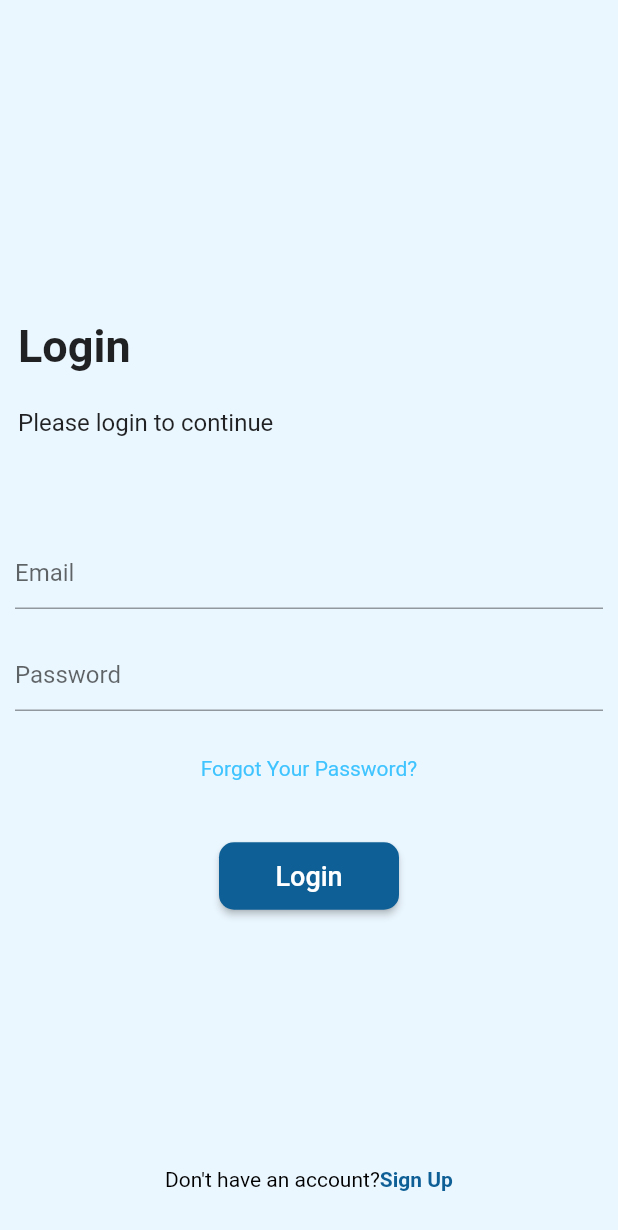
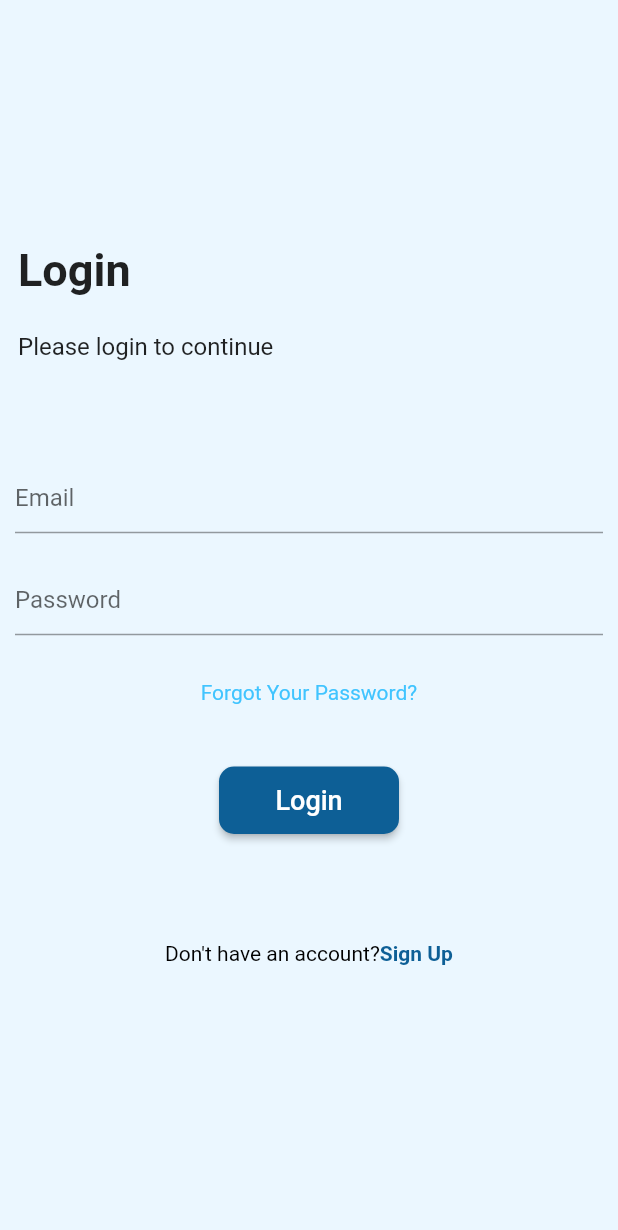
Before and after one commit to MAP-2021-2022-Dream-Team/project-progress, a Flutter app: the screen it shows after launch, after a tap on "Login", on a phone screen of 412 x 824 dp. Shown: the top 1230 px of the screen. Run offline on Flutter 3.47's test engine with Material 2 defaults, Android fonts, the phone set to English and light mode, and no system bars; our stand-ins replace cloud_firestore, firebase_auth, firebase_core, hexcolor; accounts and stored records are empty; network calls fail.

Commit message:
login auth splash screen add #1

```diff
--- a/Sprint 1/pharmamed/lib/main.dart
+++ b/Sprint 1/pharmamed/lib/main.dart
@@ -1,6 +1,7 @@
 import 'package:firebase_core/firebase_core.dart';
 import 'package:flutter/material.dart';
-import 'package:pharmamed/screens/login/loginScreen.dart';
+import 'package:pharmamed/app/route.dart';
+import 'package:pharmamed/screens/login/login_Screen.dart';
 
 void main() async {
   WidgetsFlutterBinding.ensureInitialized();
@@ -28,7 +29,7 @@ class MyApp extends StatelessWidget {
         // is not restarted.
         primarySwatch: Colors.blue,
       ),
-      home: const Login(),
+      home: Login(),
     );
   }
 }
--- a/Sprint 1/pharmamed/lib/screens/login/loginScreen.dart
+++ b/Sprint 1/pharmamed/lib/screens/login/login_Screen.dart
@@ -2,7 +2,9 @@
 
 import 'package:flutter/material.dart';
 import 'package:hexcolor/hexcolor.dart';
-import 'package:pharmamed/screens/login/textField.dart';
+import 'package:pharmamed/app/route.dart';
+import 'package:pharmamed/screens/login/login_body.dart';
+import 'package:pharmamed/screens/login/login_viewModel.dart';
 
 class Login extends StatefulWidget {
   const Login({Key? key}) : super(key: key);
@@ -17,14 +19,14 @@ class _LoginState extends State<Login> {
     return Scaffold(
       backgroundColor: HexColor('#EBF7FF'),
       body: Column(
-        mainAxisAlignment: MainAxisAlignment.end,
+        mainAxisAlignment: MainAxisAlignment.center,
         children: [
-          Body.headerTxt(),
-          Body.instructionTxt(),
-          Body.txtField(),
-          Body.forgotPassText(),
-          Body.button(),
-          Body.signupText()
+          LoginBody.headerTxt(),
+          LoginBody.instructionTxt(),
+          LoginBody.txtField(),
+          LoginBody.forgotPassText(),
+          LoginBody.button(context),
+          LoginBody.signupText(),
         ],
       ),
     );
--- a/Sprint 1/pharmamed/lib/screens/login/textField.dart
+++ b/Sprint 1/pharmamed/lib/screens/login/login_body.dart
@@ -3,9 +3,10 @@
 import 'package:flutter/gestures.dart';
 import 'package:flutter/material.dart';
 import 'package:hexcolor/hexcolor.dart';
-import 'package:url_launcher/url_launcher.dart';
+import 'package:pharmamed/screens/login/login_viewModel.dart';
+import 'package:pharmamed/services/login_services/login_service.dart';
 
-class Body {
+class LoginBody {
   static final ButtonStyle raisedButtonStyle = ElevatedButton.styleFrom(
     onPrimary: Colors.white,
     primary: HexColor('#0D5F96'),
@@ -21,17 +22,19 @@ class Body {
       padding: const EdgeInsets.only(top: 45),
       child: Column(
         mainAxisAlignment: MainAxisAlignment.center,
-        children: const [
+        children: [
           Padding(
-              padding: EdgeInsets.all(10),
+              padding: const EdgeInsets.all(10),
               child: TextField(
-                decoration: InputDecoration(hintText: 'Email'),
+                decoration: const InputDecoration(hintText: 'Email'),
+                controller: LoginViewModel.emailController,
               )),
           Padding(
-              padding: EdgeInsets.all(10),
+              padding: const EdgeInsets.all(10),
               child: TextField(
-                decoration: InputDecoration(hintText: 'Password'),
+                decoration: const InputDecoration(hintText: 'Password'),
                 obscureText: true,
+                controller: LoginViewModel.passwordController,
               ))
         ],
       ),
@@ -64,12 +67,14 @@ class Body {
     );
   }
 
-  static Widget button() {
+  static Widget button(BuildContext context) {
     return Padding(
       padding: const EdgeInsets.all(20.0),
       child: ElevatedButton(
           style: raisedButtonStyle,
-          onPressed: () {},
+          onPressed: () {
+            LoginViewModel.login(context);
+          },
           child: const Text(
             'Login',
             style: TextStyle(fontSize: 18),
@@ -96,7 +101,7 @@ class Body {
 
   static Widget signupText() {
     return Padding(
-      padding: const EdgeInsets.only(top: 150, bottom: 30),
+      padding: const EdgeInsets.only(top: 50, bottom: 30),
       child: RichText(
         text: TextSpan(children: [
           const TextSpan(
--- /dev/null
+++ b/Sprint 1/pharmamed/lib/screens/login/login_viewModel.dart
@@ -0,0 +1,46 @@
+// ignore_for_file: file_names
+
+import 'package:firebase_auth/firebase_auth.dart';
+import 'package:flutter/material.dart';
+import 'package:pharmamed/models/users.dart';
+import 'package:pharmamed/screens/buyer_landing_page/buyer_landing_screen.dart';
+import 'package:pharmamed/screens/seller_landing_lage/seller_landing_screen.dart';
+import 'package:pharmamed/services/login_services/login_service.dart';
+import 'package:cloud_firestore/cloud_firestore.dart';
+
+class LoginViewModel {
+  static final emailController = TextEditingController();
+  static final passwordController = TextEditingController();
+
+  static void login(BuildContext context) async {
+    try {
+      final newUser = LoginService.signIn();
+
+      if (newUser != null) {
+        final String user = FirebaseAuth.instance.currentUser!.uid;
+
+        final doc = await FirebaseFirestore.instance.doc('user/$user').get();
+        final users = Users.fromJson(doc.data()!);
+
+        if (users.role == "buyer") {
+          Navigator.push(
+              context,
+              MaterialPageRoute(
+                builder: (context) => BuyerLandingPage(),
+              ));
+          // Routers.route(Routers.buyerLandingPath, context);
+        } else if (users.role == "seller") {
+          Navigator.push(
+              context,
+              MaterialPageRoute(
+                builder: (context) => SellerLandingPage(),
+              ));
+        }
+      } else {
+        print('failed');
+      }
+    } catch (e) {
+      print(e.toString());
+    }
+  }
+}
--- /dev/null
+++ b/Sprint 1/pharmamed/lib/services/login_services/login_service.dart
@@ -0,0 +1,10 @@
+import 'package:firebase_auth/firebase_auth.dart';
+import 'package:pharmamed/screens/login/login_viewModel.dart';
+
+abstract class LoginService {
+  static Future signIn() async {
+    await FirebaseAuth.instance.signInWithEmailAndPassword(
+        email: LoginViewModel.emailController.text.trim(),
+        password: LoginViewModel.passwordController.text.trim());
+  }
+}
```
Also changed, not shown: Sprint 1/pharmamed/lib/app/route.dart (added, +28 -0 lines), Sprint 1/pharmamed/lib/models/users.dart (added, +19 -0 lines), Sprint 1/pharmamed/lib/screens/buyer_landing_page/buyer_landing_screen.dart (added, +20 -0 lines), Sprint 1/pharmamed/lib/screens/seller_landing_lage/seller_landing_screen.dart (added, +21 -0 lines), Sprint 1/pharmamed/pubspec.yaml (+11 -45 lines), Sprint 1/pharmamed/lib/screens/register/register_Screen.dart (renamed from Sprint 1/pharmamed/lib/screens/register/registerScreen.dart), 2 other files.
